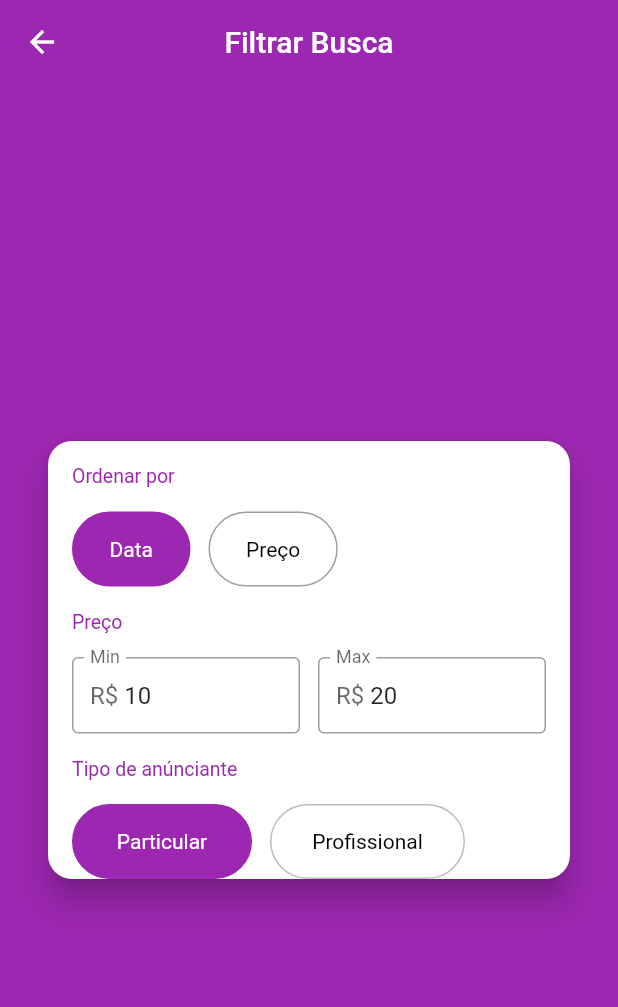
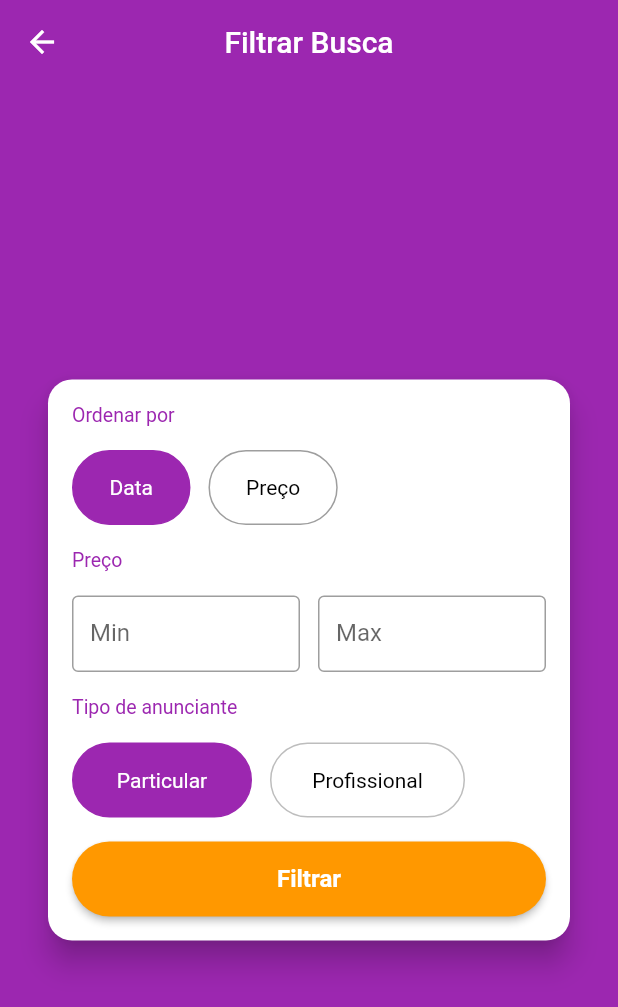
Before and after one commit to Erasmojf/Bindi, a Flutter app: the FilterScreen screen opened directly, on a phone screen of 412 x 824 dp. Shown: the top 1007 px of the screen. Run offline on Flutter 3.47's test engine with Material 2 defaults, Android fonts, the phone set to English and light mode, and no system bars; our stand-ins replace brasil_fields, dio, flutter_mobx, get_it, image_cropper, image_picker and 3 more; accounts and stored records are empty; generated files the repository leaves out were written again; network calls fail; statements that could not run were skipped.

Commit message:
CM - Aplicando o filtro
Aplicando o filtro

```diff
--- a/bindi/lib/screens/filter/components/vendor_type_field.dart
+++ b/bindi/lib/screens/filter/components/vendor_type_field.dart
@@ -13,7 +13,7 @@ class VendorTypeField extends StatelessWidget {
     return Column(
       crossAxisAlignment: CrossAxisAlignment.stretch,
       children: [
-        SectionTitle('Tipo de anúnciante'),
+        SectionTitle('Tipo de anunciante'),
         Observer(builder: (_) {
           return Wrap(
             runSpacing: 4,
--- a/bindi/lib/screens/filter/filter_screen.dart
+++ b/bindi/lib/screens/filter/filter_screen.dart
@@ -1,12 +1,15 @@
 import 'package:bindi/stores/filter_store.dart';
+import 'package:bindi/stores/home_store.dart';
 import 'package:flutter/material.dart';
+import 'package:flutter_mobx/flutter_mobx.dart';
+import 'package:get_it/get_it.dart';
 
 import 'components/orderby_field.dart';
 import 'components/price_range_field.dart';
 import 'components/vendor_type_field.dart';
 
 class FilterScreen extends StatelessWidget {
-  final FilterStore filter = FilterStore();
+  final FilterStore filter = GetIt.I<HomeStore>().clonedFilter;
 
   @override
   Widget build(BuildContext context) {
@@ -25,11 +28,38 @@ class FilterScreen extends StatelessWidget {
           child: Padding(
             padding: const EdgeInsets.symmetric(horizontal: 16),
             child: Column(
+              crossAxisAlignment: CrossAxisAlignment.stretch,
               mainAxisSize: MainAxisSize.min,
               children: [
                 OrderByField(filter),
                 PriceRangeField(filter),
                 VendorTypeField(filter),
+                Observer(builder: (_) {
+                  return Container(
+                    height: 50,
+                    margin: const EdgeInsets.symmetric(vertical: 16),
+                    child: RaisedButton(
+                      color: Colors.orange,
+                      textColor: Colors.white,
+                      disabledColor: Colors.orange.withAlpha(120),
+                      shape: RoundedRectangleBorder(
+                          borderRadius: BorderRadius.circular(25)),
+                      child: Text(
+                        'Filtrar',
+                        style: TextStyle(
+                          fontSize: 16,
+                          fontWeight: FontWeight.w600,
+                        ),
+                      ),
+                      onPressed: filter.isFormValid
+                          ? () {
+                              filter.save();
+                              Navigator.of(context).pop();
+                            }
+                          : null,
+                    ),
+                  );
+                }),
               ],
             ),
           ),
```
Also changed, not shown: bindi/lib/stores/filter_store.dart (+29 -4 lines), bindi/lib/stores/home_store.dart (+9 -0 lines), bindi/lib/stores/filter_store.g.dart, bindi/lib/stores/home_store.g.dart.
